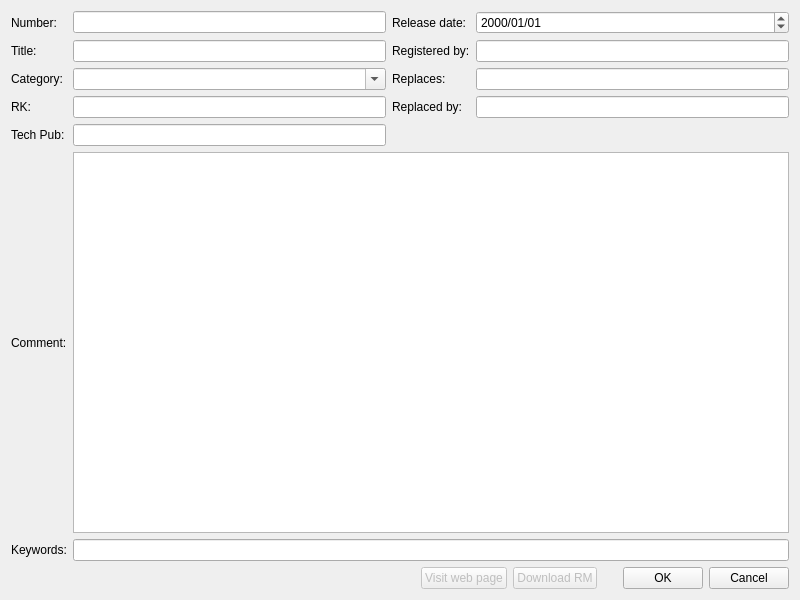
Above: DlgTB.ui from Folco68/TBI before the change. Below: the same form after it.
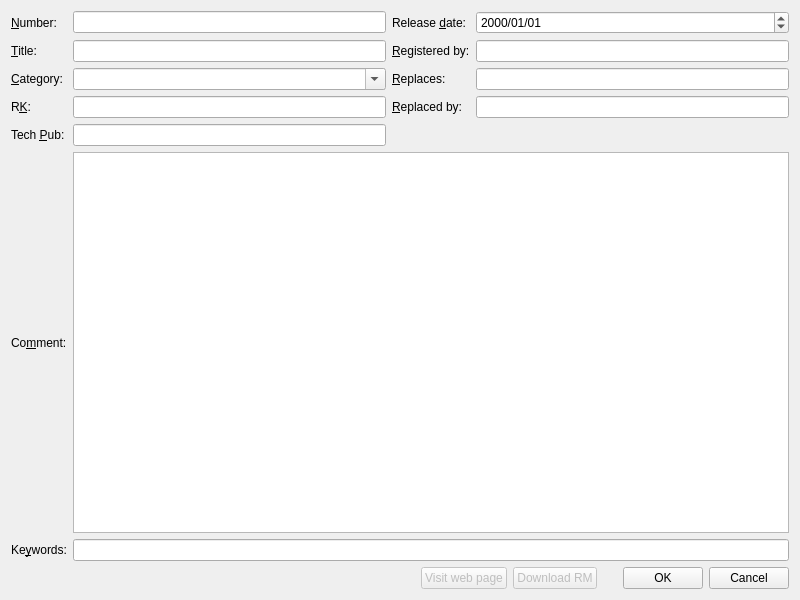
That is the form after the change.

Commit message: + set the keyword field as the default one when dropping a TB + set buddies for fast access in TB edition dialog + decrease data file size using UTF-8 instead of UTF-16

Diff of the .ui file:
```diff
--- a/DlgTB.ui
+++ b/DlgTB.ui
@@ -31,7 +31,10 @@
      <item row="0" column="0">
       <widget class="QLabel" name="LabelNumber">
        <property name="text">
-        <string>Number:</string>
+        <string>&amp;Number:</string>
+       </property>
+       <property name="buddy">
+        <cstring>EditNumber</cstring>
        </property>
       </widget>
      </item>
@@ -45,7 +48,10 @@
      <item row="0" column="2">
       <widget class="QLabel" name="LabelReleaseDate">
        <property name="text">
-        <string>Release date:</string>
+        <string>Release &amp;date:</string>
+       </property>
+       <property name="buddy">
+        <cstring>EditReleaseDate</cstring>
        </property>
       </widget>
      </item>
@@ -62,7 +68,10 @@
      <item row="1" column="0">
       <widget class="QLabel" name="LabelTitle">
        <property name="text">
-        <string>Title:</string>
+        <string>&amp;Title:</string>
+       </property>
+       <property name="buddy">
+        <cstring>EditTitle</cstring>
        </property>
       </widget>
      </item>
@@ -76,7 +85,10 @@
      <item row="1" column="2">
       <widget class="QLabel" name="LabelRegisteredBy">
        <property name="text">
-        <string>Registered by:</string>
+        <string>&amp;Registered by:</string>
+       </property>
+       <property name="buddy">
+        <cstring>EditRegisteredBy</cstring>
        </property>
       </widget>
      </item>
@@ -90,7 +102,10 @@
      <item row="2" column="0">
       <widget class="QLabel" name="LabelCategory">
        <property name="text">
-        <string>Category:</string>
+        <string>&amp;Category:</string>
+       </property>
+       <property name="buddy">
+        <cstring>ComboCategory</cstring>
        </property>
       </widget>
      </item>
@@ -113,7 +128,10 @@
      <item row="2" column="2">
       <widget class="QLabel" name="LabelReplaces">
        <property name="text">
-        <string>Replaces:</string>
+        <string>&amp;Replaces:</string>
+       </property>
+       <property name="buddy">
+        <cstring>EditReplaces</cstring>
        </property>
       </widget>
      </item>
@@ -127,7 +145,10 @@
      <item row="3" column="0">
       <widget class="QLabel" name="LabelRK">
        <property name="text">
-        <string>RK:</string>
+        <string>R&amp;K:</string>
+       </property>
+       <property name="buddy">
+        <cstring>EditRK</cstring>
        </property>
       </widget>
      </item>
@@ -141,7 +162,10 @@
      <item row="3" column="2">
       <widget class="QLabel" name="LabelReplacedBy">
        <property name="text">
-        <string>Replaced by:</string>
+        <string>&amp;Replaced by:</string>
+       </property>
+       <property name="buddy">
+        <cstring>EditReplacedBy</cstring>
        </property>
       </widget>
      </item>
@@ -155,7 +179,10 @@
      <item row="4" column="0">
       <widget class="QLabel" name="LabelTechPub">
        <property name="text">
-        <string>Tech Pub:</string>
+        <string>Tech &amp;Pub:</string>
+       </property>
+       <property name="buddy">
+        <cstring>EditTechPub</cstring>
        </property>
       </widget>
      </item>
@@ -169,7 +196,10 @@
      <item row="5" column="0">
       <widget class="QLabel" name="LabelComment">
        <property name="text">
-        <string>Comment:</string>
+        <string>Co&amp;mment:</string>
+       </property>
+       <property name="buddy">
+        <cstring>TexteditComment</cstring>
        </property>
       </widget>
      </item>
@@ -192,7 +222,10 @@
      <item row="6" column="0">
       <widget class="QLabel" name="LabelKeywords">
        <property name="text">
-        <string>Keywords:</string>
+        <string>Ke&amp;ywords:</string>
+       </property>
+       <property name="buddy">
+        <cstring>EditKeywords</cstring>
        </property>
       </widget>
      </item>
```
The commit also changes 6 other files.
